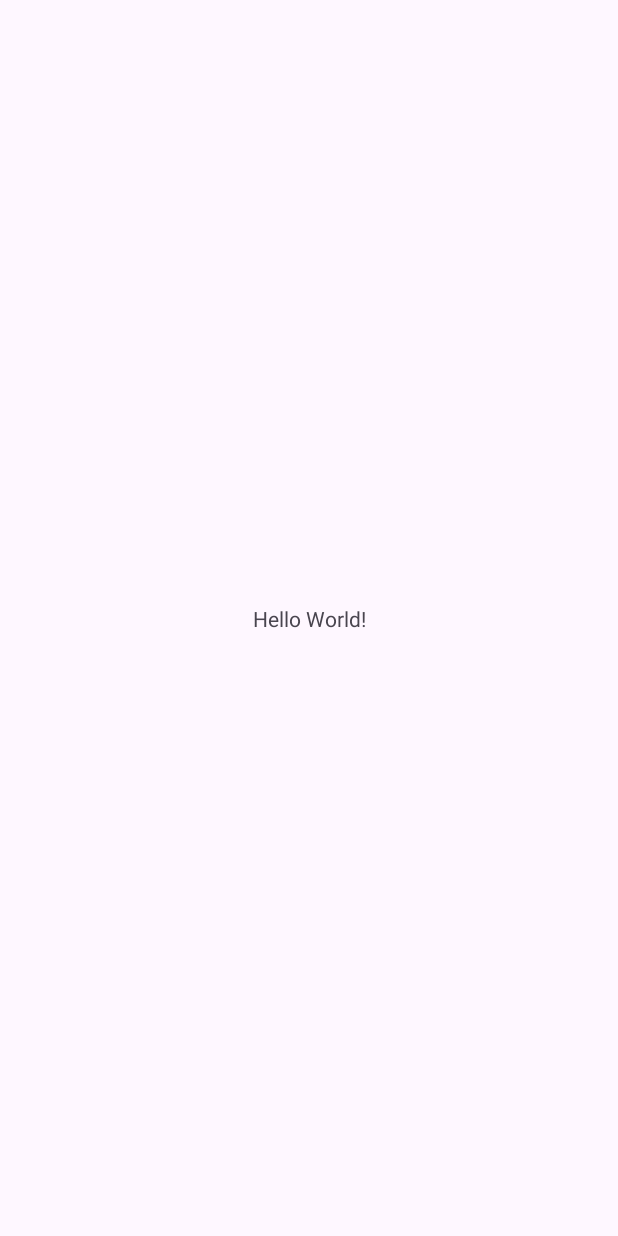
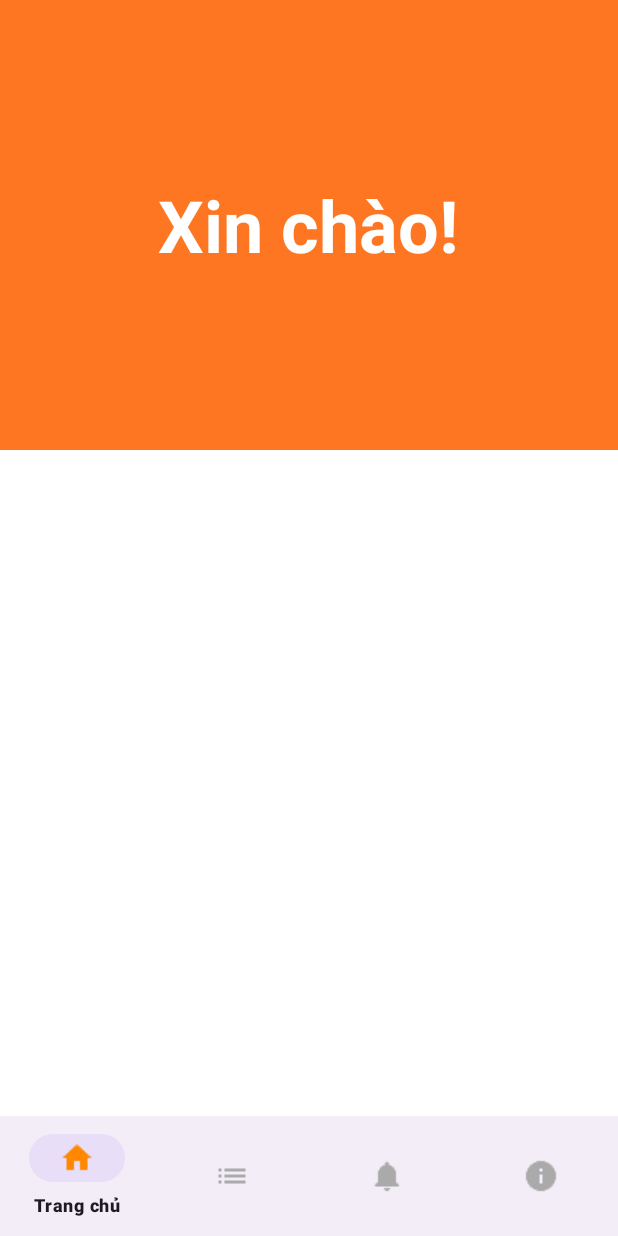
Before and after one commit to pqhuy454/PTUDDiDong_Nhom24_64HTTT4, an Android app: the phMainActivity screen opened directly, with no data from a screen before it, on a phone screen of 412 x 824 dp. Before the commit the screen is almost empty. Run offline under Robolectric (Android 15) with nearby library versions, the phone set to English and light mode, and no system bars.

Commit message:
Thêm giao diện main với bottom nev

```diff
--- /dev/null
+++ b/app/src/main/java/vn/tlu/k64httt4/nhom24/udqlnhahangorderzone/Activity/phHomeFragment.java
@@ -0,0 +1,78 @@
+package vn.tlu.k64httt4.nhom24.udqlnhahangorderzone.Activity;
+
+import android.content.Intent;
+import android.os.Bundle;
+import android.view.LayoutInflater;
+import android.view.View;
+import android.view.ViewGroup;
+import android.widget.Button;
+
+import androidx.annotation.NonNull;
+import androidx.annotation.Nullable;
+import androidx.fragment.app.Fragment;
+
+import java.util.List;
+import java.util.Map;
+
+import vn.tlu.k64httt4.nhom24.udqlnhahangorderzone.DatabaseHelper.ttPersonnelManagementHelper;
+import vn.tlu.k64httt4.nhom24.udqlnhahangorderzone.R;
+
+public class phHomeFragment extends Fragment {
+
+    private Button btnOrder, btnPay;
+    private Map<String, Object> userInfo;
+
+    @Nullable
+    @Override
+    public View onCreateView(@NonNull LayoutInflater inflater, ViewGroup container, Bundle savedInstanceState) {
+        View view = inflater.inflate(R.layout.ph_fragment_home, container, false);
+
+        btnOrder = view.findViewById(R.id.btnOrder);
+        btnPay = view.findViewById(R.id.btnPay);
+
+        // Ẩn toàn bộ ngay từ đầu
+        btnOrder.setVisibility(View.GONE);
+        btnPay.setVisibility(View.GONE);
+
+        // Gán sự kiện click cho btnOrder
+//        btnOrder.setOnClickListener(v -> {
+//            Intent intent = new Intent(getActivity(), phOrderingTableActivity.class);
+//            startActivity(intent);
+//        });
+
+        // Lấy userInfo từ MainActivity
+        if (getActivity() instanceof phMainActivity) {
+            userInfo = ((phMainActivity) getActivity()).getUserInfo();
+        }
+
+        if (userInfo == null) return view;
+
+        String role = (String) userInfo.get("role");
+        String email = (String) userInfo.get("email");
+
+        if ("Quản lý".equals(role)) {
+            // Quản lý → hiện tất cả
+            btnOrder.setVisibility(View.VISIBLE);
+            btnPay.setVisibility(View.VISIBLE);
+        } else if ("Phục vụ".equals(role)) {
+            // Phục vụ → kiểm tra có trong staff không
+            ttPersonnelManagementHelper helper = new ttPersonnelManagementHelper(requireContext());
+            helper.loadStaffEmails(new ttPersonnelManagementHelper.OnEmailListLoadedListener() {
+                @Override
+                public void onLoaded(List<String> emailList) {
+                    if (emailList.contains(email)) {
+                        btnOrder.setVisibility(View.VISIBLE);
+                        btnPay.setVisibility(View.VISIBLE);
+                    }
+                }
+
+                @Override
+                public void onError(String errorMessage) {
+                    // Không hiện gì nếu lỗi xảy ra
+                }
+            });
+        }
+
+        return view;
+    }
+}
--- a/app/src/main/java/vn/tlu/k64httt4/nhom24/udqlnhahangorderzone/Activity/phMainActivity.java
+++ b/app/src/main/java/vn/tlu/k64httt4/nhom24/udqlnhahangorderzone/Activity/phMainActivity.java
@@ -2,25 +2,78 @@ package vn.tlu.k64httt4.nhom24.udqlnhahangorderzone.Activity;
 
 import android.os.Bundle;
 
-import androidx.activity.EdgeToEdge;
+import androidx.appcompat.app.AlertDialog;
 import androidx.appcompat.app.AppCompatActivity;
-import androidx.core.graphics.Insets;
-import androidx.core.view.ViewCompat;
-import androidx.core.view.WindowInsetsCompat;
+import androidx.fragment.app.Fragment;
+
+import com.google.android.material.bottomnavigation.BottomNavigationView;
+
+import java.util.HashMap;
+import java.util.Map;
 
 import vn.tlu.k64httt4.nhom24.udqlnhahangorderzone.R;
 
 public class phMainActivity extends AppCompatActivity {
 
+    private Map<String, Object> userInfo;
+
     @Override
     protected void onCreate(Bundle savedInstanceState) {
         super.onCreate(savedInstanceState);
-        EdgeToEdge.enable(this);
         setContentView(R.layout.ph_activity_main);
-        ViewCompat.setOnApplyWindowInsetsListener(findViewById(R.id.main), (v, insets) -> {
-            Insets systemBars = insets.getInsets(WindowInsetsCompat.Type.systemBars());
-            v.setPadding(systemBars.left, systemBars.top, systemBars.right, systemBars.bottom);
-            return insets;
+
+        // Nhận thông tin người dùng từ Intent
+        userInfo = (HashMap<String, Object>) getIntent().getSerializableExtra("userInfo");
+
+        BottomNavigationView bottomNav = findViewById(R.id.bottom_navigation);
+        bottomNav.setOnItemSelectedListener(item -> {
+            Fragment selectedFragment = null;
+            String role = (String) userInfo.get("role");
+
+            int itemId = item.getItemId();
+            if (itemId == R.id.nav_home) {
+                selectedFragment = new phHomeFragment();
+            } else if (itemId == R.id.nav_manage) {
+                if ("Quản lý".equals(role)) {
+                    selectedFragment = new phManageFragment();
+                } else {
+                    showDialog("Bạn không có quyền truy cập chức năng này");
+                    return false;
+                }
+            } else if (itemId == R.id.nav_notification) {
+                selectedFragment = new phNotificationFragment();
+            } else if (itemId == R.id.nav_info) {
+                selectedFragment = new phInfoFragment();
+                // Truyền thông tin người dùng vào phInfoFragment
+                Bundle bundle = new Bundle();
+                bundle.putSerializable("userInfo", new HashMap<>(userInfo));
+                selectedFragment.setArguments(bundle);
+            }
+
+            if (selectedFragment != null) {
+                getSupportFragmentManager().beginTransaction()
+                        .replace(R.id.fragment_container, selectedFragment)
+                        .commit();
+            }
+            return true;
         });
+
+        // Load default fragment
+        getSupportFragmentManager().beginTransaction()
+                .replace(R.id.fragment_container, new phHomeFragment())
+                .commit();
+    }
+
+    public Map<String, Object> getUserInfo() {
+        return userInfo;
+    }
+
+    private void showDialog(String message) {
+        new AlertDialog.Builder(this)
+                .setTitle("Thông báo")
+                .setMessage(message)
+                .setPositiveButton("OK", (dialog, which) -> dialog.dismiss())
+                .setCancelable(false)
+                .show();
     }
 }
--- /dev/null
+++ b/app/src/main/res/color/ph_selector_icon.xml
@@ -0,0 +1,5 @@
+<?xml version="1.0" encoding="utf-8"?>
+<selector xmlns:android="http://schemas.android.com/apk/res/android">
+    <item android:color="@android:color/holo_orange_dark" android:state_checked="true" />
+    <item android:color="@android:color/darker_gray" android:state_checked="false" />
+</selector>
--- /dev/null
+++ b/app/src/main/res/drawable/button_border.xml
@@ -0,0 +1,9 @@
+<?xml version="1.0" encoding="utf-8"?>
+<shape xmlns:android="http://schemas.android.com/apk/res/android"
+    android:shape="rectangle">
+    <stroke
+        android:width="4dp"
+        android:color="@color/orange" />
+    <corners
+        android:radius="8dp" />
+</shape>
--- a/app/src/main/res/layout/ph_activity_main.xml
+++ b/app/src/main/res/layout/ph_activity_main.xml
@@ -1,19 +1,26 @@
 <?xml version="1.0" encoding="utf-8"?>
-<androidx.constraintlayout.widget.ConstraintLayout xmlns:android="http://schemas.android.com/apk/res/android"
+<androidx.constraintlayout.widget.ConstraintLayout
+    xmlns:android="http://schemas.android.com/apk/res/android"
     xmlns:app="http://schemas.android.com/apk/res-auto"
-    xmlns:tools="http://schemas.android.com/tools"
-    android:id="@+id/main"
     android:layout_width="match_parent"
-    android:layout_height="match_parent"
-    tools:context=".Activity.phMainActivity">
+    android:layout_height="match_parent">
 
-    <TextView
-        android:layout_width="wrap_content"
+    <!-- FrameLayout để chứa các Fragment -->
+    <FrameLayout
+        android:id="@+id/fragment_container"
+        android:layout_width="match_parent"
+        android:layout_height="0dp"
+        app:layout_constraintTop_toTopOf="parent"
+        app:layout_constraintBottom_toTopOf="@id/bottom_navigation" />
+
+    <!-- BottomNavigationView -->
+    <com.google.android.material.bottomnavigation.BottomNavigationView
+        android:id="@+id/bottom_navigation"
+        android:layout_width="match_parent"
         android:layout_height="wrap_content"
-        android:text="Hello World!"
-        app:layout_constraintBottom_toBottomOf="parent"
-        app:layout_constraintEnd_toEndOf="parent"
-        app:layout_constraintStart_toStartOf="parent"
-        app:layout_constraintTop_toTopOf="parent" />
+        app:menu="@menu/ph_bottom_nav_menu"
+        app:itemIconSize="24dp"
+        app:itemIconTint="@color/ph_selector_icon"
+        app:layout_constraintBottom_toBottomOf="parent" />
 
 </androidx.constraintlayout.widget.ConstraintLayout>
--- /dev/null
+++ b/app/src/main/res/layout/ph_fragment_home.xml
@@ -0,0 +1,65 @@
+<?xml version="1.0" encoding="utf-8"?>
+<LinearLayout
+    xmlns:android="http://schemas.android.com/apk/res/android"
+    android:layout_width="match_parent"
+    android:layout_height="match_parent"
+    android:orientation="vertical"
+    android:background="@color/white">
+
+    <!-- Header -->
+    <LinearLayout
+        android:layout_width="match_parent"
+        android:layout_height="300dp"
+        android:background="@color/orange"
+        android:padding="16dp"
+        android:gravity="center">
+        <TextView
+            android:layout_width="wrap_content"
+            android:layout_height="wrap_content"
+            android:text="Xin chào!"
+            android:textSize="48sp"
+            android:textColor="@color/white"
+            android:textStyle="bold" />
+    </LinearLayout>
+
+    <!-- Nội dung chính -->
+    <LinearLayout
+        android:layout_width="match_parent"
+        android:layout_height="0dp"
+        android:layout_weight="1"
+        android:orientation="vertical"
+        android:gravity="center"
+        android:padding="16dp">
+
+        <!-- Nút Order -->
+        <Button
+            android:id="@+id/btnOrder"
+            android:layout_width="match_parent"
+            android:layout_height="wrap_content"
+            android:layout_marginBottom="16dp"
+            android:background="@android:color/transparent"
+            android:backgroundTint="@android:color/transparent"
+            android:foreground="@drawable/button_border"
+            android:padding="12dp"
+            android:stateListAnimator="@null"
+            android:text="Gọi món"
+            android:textColor="@color/black"
+            android:textSize="18sp" />
+
+        <!-- Nút Thanh toán -->
+        <Button
+            android:id="@+id/btnPay"
+            android:layout_width="match_parent"
+            android:layout_height="wrap_content"
+            android:layout_marginBottom="16dp"
+            android:background="@android:color/transparent"
+            android:backgroundTint="@android:color/transparent"
+            android:foreground="@drawable/button_border"
+            android:padding="12dp"
+            android:stateListAnimator="@null"
+            android:text="Thanh toán"
+            android:textColor="@color/black"
+            android:textSize="18sp" />
+    </LinearLayout>
+
+</LinearLayout>
--- /dev/null
+++ b/app/src/main/res/menu/ph_bottom_nav_menu.xml
@@ -0,0 +1,19 @@
+<?xml version="1.0" encoding="utf-8"?>
+<menu xmlns:android="http://schemas.android.com/apk/res/android">
+    <item
+        android:id="@+id/nav_home"
+        android:icon="@drawable/ic_home"
+        android:title="Trang chủ" />
+    <item
+        android:id="@+id/nav_manage"
+        android:icon="@drawable/ic_manage"
+        android:title="Quản lý" />
+    <item
+        android:id="@+id/nav_notification"
+        android:icon="@drawable/ic_notification"
+        android:title="Thông báo" />
+    <item
+        android:id="@+id/nav_info"
+        android:icon="@drawable/ic_info"
+        android:title="Thông tin" />
+</menu>
--- a/app/src/main/res/values/colors.xml
+++ b/app/src/main/res/values/colors.xml
@@ -2,4 +2,9 @@
 <resources>
     <color name="black">#FF000000</color>
     <color name="white">#FFFFFFFF</color>
+    <color name="orange">#FF7622</color>
+    <color name="light_pink">#FFE4E1</color>
+    <color name="gray">#808080</color>
+    <color name="light_blue">#CFEAFF</color>
+    <color name="light_green">#D0F0C0</color>
 </resources>
```
Also changed, not shown: app/src/main/java/vn/tlu/k64httt4/nhom24/udqlnhahangorderzone/Activity/phInfoFragment.java (added, +56 -0 lines), app/src/main/java/vn/tlu/k64httt4/nhom24/udqlnhahangorderzone/Activity/phManageFragment.java (added, +28 -0 lines), app/src/main/java/vn/tlu/k64httt4/nhom24/udqlnhahangorderzone/Activity/phNotificationFragment.java (added, +17 -0 lines), app/src/main/res/drawable/rounded_background.xml (added, +8 -0 lines), app/src/main/res/layout/ph_fragment_info.xml (added, +196 -0 lines), app/src/main/res/layout/ph_fragment_manage.xml (added, +106 -0 lines), app/src/main/res/layout/ph_fragment_notification.xml (added, +8 -0 lines), app/src/main/res/drawable/ic_home.png (added), app/src/main/res/drawable/ic_info.png (added), app/src/main/res/drawable/ic_manage.png (added), app/src/main/res/drawable/ic_notification.png (added).
